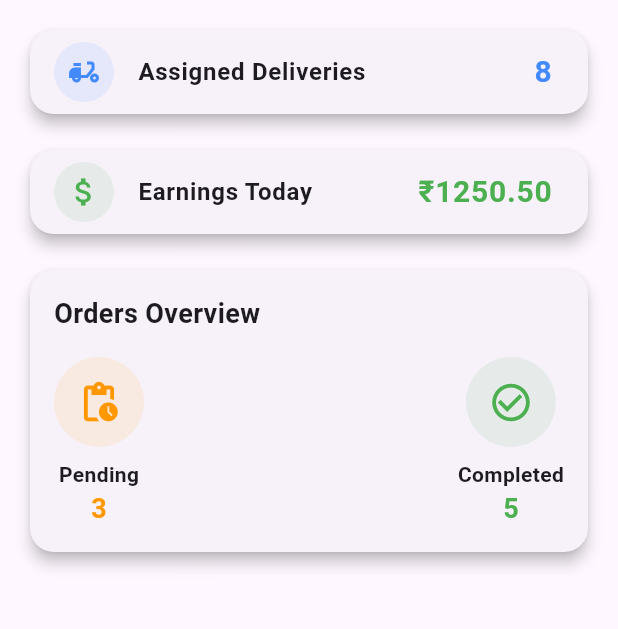
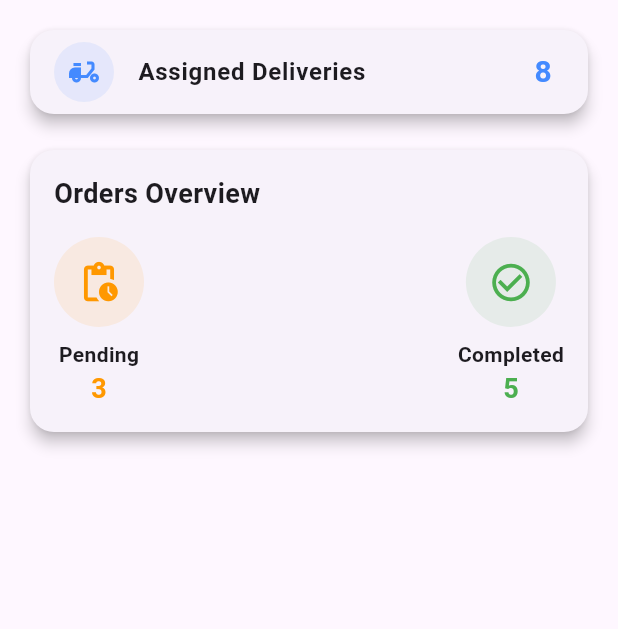
Before and after one commit to vprabhu1771/flutter_supabase_milk_subscription, a Flutter app: the DeliveryDashboard screen opened directly, on a phone screen of 412 x 824 dp, the part 84-713 px from its top. Run offline on Flutter 3.47's test engine with Material 3 defaults, Android fonts, the phone set to English and light mode, and no system bars; our stand-ins replace fl_chart, flutter_datetime_picker_plus, flutter_dotenv, flutter_secure_storage, flutter_slidable, fluttertoast and 8 more; missing offline and left inert: flutter_polyline_points, razorpay_flutter; accounts and stored records are empty.

Commit message:
Update DeliveryDashboard.dart

```diff
--- a/lib/screens/delivery/DeliveryDashboard.dart
+++ b/lib/screens/delivery/DeliveryDashboard.dart
@@ -37,13 +37,13 @@ class _DeliveryDashboardState extends State<DeliveryDashboard> {
               color: Colors.blueAccent,
             ),
             SizedBox(height: 16),
-            _buildSummaryCard(
-              icon: Icons.attach_money,
-              title: 'Earnings Today',
-              value: '₹${earnings.toStringAsFixed(2)}',
-              color: Colors.green,
-            ),
-            SizedBox(height: 16),
+            // _buildSummaryCard(
+            //   icon: Icons.attach_money,
+            //   title: 'Earnings Today',
+            //   value: '₹${earnings.toStringAsFixed(2)}',
+            //   color: Colors.green,
+            // ),
+            // SizedBox(height: 16),
             _buildOrdersOverview(),
           ],
         ),
```
